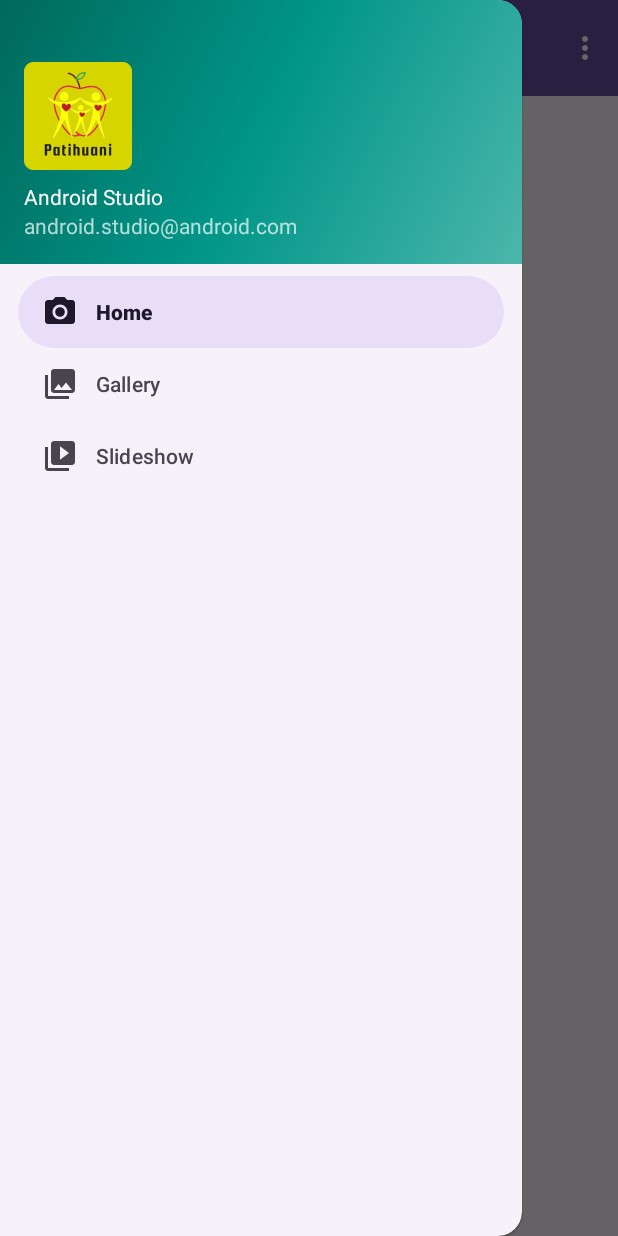
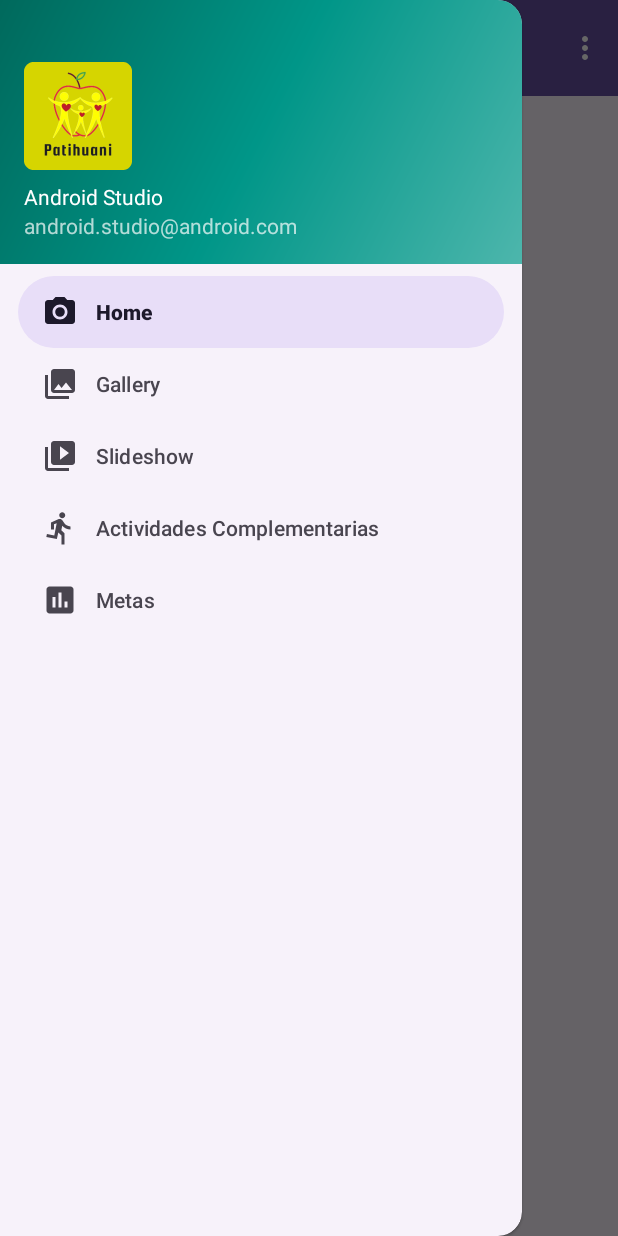
Before and after one commit to DavidGJ2002/PatihuaniApp, an Android app: the Navegacion screen opened directly, with no data from a screen before it, with the side drawer open, on a phone screen of 412 x 824 dp. Run offline under Robolectric (Android 15) with nearby library versions, the phone set to English and light mode, and no system bars; our stand-ins replace navigation-ui.

Commit message:
agrgado fracmentos :P

```diff
--- a/app/build.gradle.kts
+++ b/app/build.gradle.kts
@@ -55,6 +55,8 @@ dependencies {
     implementation("androidx.activity:activity:1.8.0")
     implementation("com.google.android.gms:play-services-location:21.2.0")
     implementation("com.android.volley:volley:1.2.1")
+    implementation("androidx.legacy:legacy-support-v4:1.0.0")
+    implementation("androidx.fragment:fragment-ktx:1.5.6")
     testImplementation("junit:junit:4.13.2")
     androidTestImplementation("androidx.test.ext:junit:1.1.5")
     androidTestImplementation("androidx.test.espresso:espresso-core:3.5.1")
--- /dev/null
+++ b/app/src/main/res/drawable/actividad_complemtaria_icon.xml
@@ -0,0 +1,5 @@
+<vector xmlns:android="http://schemas.android.com/apk/res/android" android:autoMirrored="true" android:height="24dp" android:tint="#000000" android:viewportHeight="24" android:viewportWidth="24" android:width="24dp">
+
+    <path android:fillColor="@android:color/white" android:pathData="M13.49,5.48c1.1,0 2,-0.9 2,-2s-0.9,-2 -2,-2 -2,0.9 -2,2 0.9,2 2,2zM9.89,19.38l1,-4.4 2.1,2v6h2v-7.5l-2.1,-2 0.6,-3c1.3,1.5 3.3,2.5 5.5,2.5v-2c-1.9,0 -3.5,-1 -4.3,-2.4l-1,-1.6c-0.4,-0.6 -1,-1 -1.7,-1 -0.3,0 -0.5,0.1 -0.8,0.1l-5.2,2.2v4.7h2v-3.4l1.8,-0.7 -1.6,8.1 -4.9,-1 -0.4,2 7,1.4z"/>
+
+</vector>
--- /dev/null
+++ b/app/src/main/res/drawable/ic_metas.xml
@@ -0,0 +1,5 @@
+<vector xmlns:android="http://schemas.android.com/apk/res/android" android:height="24dp" android:tint="#000000" android:viewportHeight="24" android:viewportWidth="24" android:width="24dp">
+
+    <path android:fillColor="@android:color/white" android:pathData="M19,3L5,3c-1.1,0 -2,0.9 -2,2v14c0,1.1 0.9,2 2,2h14c1.1,0 2,-0.9 2,-2L21,5c0,-1.1 -0.9,-2 -2,-2zM9,17L7,17v-7h2v7zM13,17h-2L11,7h2v10zM17,17h-2v-4h2v4z"/>
+
+</vector>
--- a/app/src/main/res/menu/activity_main_drawer.xml
+++ b/app/src/main/res/menu/activity_main_drawer.xml
@@ -16,5 +16,14 @@
             android:id="@+id/nav_slideshow"
             android:icon="@drawable/ic_menu_slideshow"
             android:title="@string/menu_slideshow" />
+        <item
+            android:id="@+id/nav_complemetarias"
+            android:icon="@drawable/actividad_complemtaria_icon"
+            android:title="Actividades Complementarias" />
+        <item
+            android:id="@id/nav_metas"
+            android:icon="@drawable/ic_metas"
+            android:title="Metas"/>
+
     </group>
 </menu>
```
Also changed, not shown: app/src/main/java/com/appsbig/patihuaniapp/alvaro/Permisos.kt (+20 -0 lines), app/src/main/java/com/appsbig/patihuaniapp/ui/actividadescomplementarias/ActividadesComplementariasViewModel.kt (added, +12 -0 lines), app/src/main/java/com/appsbig/patihuaniapp/ui/actividadescomplementarias/actividadesComplementariasFragment.kt (added, +43 -0 lines), app/src/main/java/com/appsbig/patihuaniapp/ui/metas/MetasFragment.kt (added, +31 -0 lines), app/src/main/java/com/appsbig/patihuaniapp/ui/metas/MetasViewModel.kt (added, +7 -0 lines), app/src/main/res/layout/fragment_actividades_complementarias.xml (added, +14 -0 lines), app/src/main/res/layout/fragment_metas.xml (added, +13 -0 lines), app/src/main/res/navigation/mobile_navigation.xml (+11 -0 lines).
